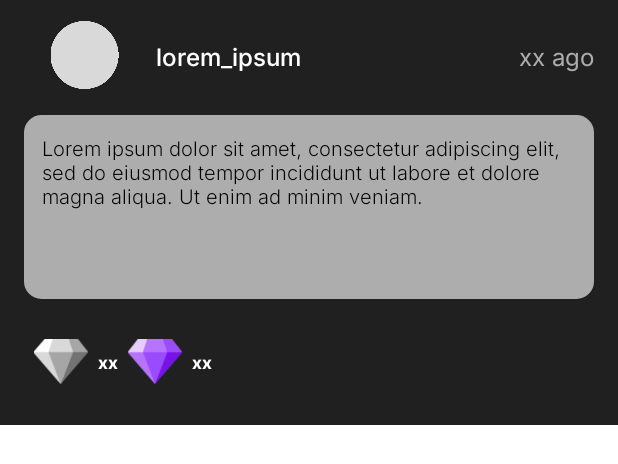
After one commit to itSim04/Bliss, an Android app: the layout text_tweet_item.xml on its own in the app's theme, with its tools: preview values and no code run, on a phone screen of 412 x 824 dp. The commit adds this screen. Shown: the top 464 px of the screen. Run offline under Robolectric (Android 15) with nearby library versions, the phone set to English and light mode, and no system bars.

Commit message:
Designed text tweets

```diff
--- /dev/null
+++ b/Bliss_client/app/src/main/res/font/inter.xml
@@ -0,0 +1,7 @@
+<?xml version="1.0" encoding="utf-8"?>
+<font-family xmlns:app="http://schemas.android.com/apk/res-auto"
+        app:fontProviderAuthority="com.google.android.gms.fonts"
+        app:fontProviderPackage="com.google.android.gms"
+        app:fontProviderQuery="Inter"
+        app:fontProviderCerts="@array/com_google_android_gms_fonts_certs">
+</font-family>
--- a/Bliss_client/app/src/main/res/layout/activity_login.xml
+++ b/Bliss_client/app/src/main/res/layout/activity_login.xml
@@ -166,7 +166,7 @@
         app:layout_constraintGuide_percent="0.56" />
 
     <androidx.constraintlayout.widget.Guideline
-        android:id="@+id/lowerBorder"
+        android:id="@+id/lowerMiddleBorder"
         android:layout_width="wrap_content"
         android:layout_height="wrap_content"
         android:orientation="horizontal"
@@ -183,7 +183,7 @@
         android:id="@+id/noAccountCenter"
         android:layout_width="wrap_content"
         android:layout_height="wrap_content"
-        app:layout_constraintBottom_toTopOf="@+id/lowerBorder"
+        app:layout_constraintBottom_toTopOf="@+id/lowerMiddleBorder"
         app:layout_constraintEnd_toStartOf="@+id/rightBorder"
         app:layout_constraintStart_toStartOf="@+id/leftBorder"
         app:layout_constraintTop_toBottomOf="@+id/signInBtn">
--- a/Bliss_client/app/src/main/res/layout/activity_register.xml
+++ b/Bliss_client/app/src/main/res/layout/activity_register.xml
@@ -337,7 +337,7 @@
         app:layout_constraintGuide_percent="0.83" />
 
     <androidx.constraintlayout.widget.Guideline
-        android:id="@+id/lowerBorder"
+        android:id="@+id/lowerMiddleBorder"
         android:layout_width="wrap_content"
         android:layout_height="wrap_content"
         android:orientation="horizontal"
@@ -365,7 +365,7 @@
         android:id="@+id/noAccountCenter"
         android:layout_width="wrap_content"
         android:layout_height="wrap_content"
-        app:layout_constraintBottom_toTopOf="@+id/lowerBorder"
+        app:layout_constraintBottom_toTopOf="@+id/lowerMiddleBorder"
         app:layout_constraintEnd_toStartOf="@+id/rightBorder"
         app:layout_constraintStart_toStartOf="@+id/leftBorder"
         app:layout_constraintTop_toBottomOf="@+id/signInBtn2">
--- /dev/null
+++ b/Bliss_client/app/src/main/res/layout/text_tweet_item.xml
@@ -0,0 +1,196 @@
+<?xml version="1.0" encoding="utf-8"?>
+<androidx.constraintlayout.widget.ConstraintLayout xmlns:android="http://schemas.android.com/apk/res/android"
+    xmlns:app="http://schemas.android.com/apk/res-auto"
+    xmlns:tools="http://schemas.android.com/tools"
+    android:layout_width="match_parent"
+    android:layout_height="wrap_content"
+    android:background="#202020">
+
+    <androidx.constraintlayout.widget.ConstraintLayout
+        android:id="@+id/likeRetweetsCenter"
+        android:layout_width="0dp"
+        android:layout_height="30dp"
+        android:layout_marginTop="16dp"
+        android:layout_marginBottom="16dp"
+        app:layout_constraintBottom_toBottomOf="parent"
+        app:layout_constraintEnd_toStartOf="@+id/rightBorder"
+        app:layout_constraintHorizontal_bias="0.0"
+        app:layout_constraintStart_toStartOf="@+id/leftBorder"
+        app:layout_constraintTop_toBottomOf="@+id/textView3">
+
+        <androidx.constraintlayout.widget.Guideline
+            android:id="@+id/middleBorder2"
+            android:layout_width="wrap_content"
+            android:layout_height="wrap_content"
+            android:orientation="vertical"
+            app:layout_constraintGuide_percent="0.33" />
+
+        <ImageView
+            android:id="@+id/retweetsLabel"
+            android:layout_width="0dp"
+            android:layout_height="wrap_content"
+            app:layout_constraintBottom_toBottomOf="parent"
+            app:layout_constraintEnd_toStartOf="@+id/retweetsNum"
+            app:layout_constraintStart_toEndOf="@+id/diamondsNum"
+            app:layout_constraintTop_toTopOf="parent"
+            app:srcCompat="@drawable/retweets" />
+
+        <TextView
+            android:id="@+id/retweetsNum"
+            android:layout_width="wrap_content"
+            android:layout_height="wrap_content"
+            android:fontFamily="@font/inter_bold"
+            android:text="xx"
+            android:textColor="#FFFFFF"
+            android:textSize="11sp"
+            app:layout_constraintBottom_toBottomOf="parent"
+            app:layout_constraintEnd_toStartOf="@+id/middleBorder2"
+            app:layout_constraintStart_toEndOf="@+id/retweetsLabel"
+            app:layout_constraintTop_toTopOf="parent" />
+
+        <ImageView
+            android:id="@+id/diamondsLabel"
+            android:layout_width="0dp"
+            android:layout_height="wrap_content"
+            app:layout_constraintBottom_toBottomOf="parent"
+            app:layout_constraintEnd_toStartOf="@+id/diamondsNum"
+            app:layout_constraintStart_toStartOf="parent"
+            app:layout_constraintTop_toTopOf="parent"
+            app:srcCompat="@drawable/diamonds" />
+
+        <TextView
+            android:id="@+id/diamondsNum"
+            android:layout_width="wrap_content"
+            android:layout_height="wrap_content"
+            android:fontFamily="@font/inter_bold"
+            android:text="xx"
+            android:textColor="#FFFFFF"
+            android:textSize="11sp"
+            app:layout_constraintBottom_toBottomOf="parent"
+            app:layout_constraintEnd_toStartOf="@+id/retweetsLabel"
+            app:layout_constraintStart_toEndOf="@+id/diamondsLabel"
+            app:layout_constraintTop_toTopOf="parent" />
+    </androidx.constraintlayout.widget.ConstraintLayout>
+
+    <androidx.constraintlayout.widget.ConstraintLayout
+        android:id="@+id/header"
+        android:layout_width="0dp"
+        android:layout_height="45dp"
+        app:layout_constraintBottom_toTopOf="@+id/upperMiddleBorder"
+        app:layout_constraintEnd_toStartOf="@+id/rightBorder"
+        app:layout_constraintStart_toStartOf="@+id/leftBorder"
+        app:layout_constraintTop_toTopOf="@+id/upperBorder">
+
+        <androidx.constraintlayout.widget.Guideline
+            android:id="@+id/middleBorder"
+            android:layout_width="wrap_content"
+            android:layout_height="wrap_content"
+            android:orientation="vertical"
+            app:layout_constraintGuide_percent="0.48711342" />
+
+        <TextView
+            android:id="@+id/tweetDateText"
+            android:layout_width="wrap_content"
+            android:layout_height="wrap_content"
+            android:fontFamily="@font/inter"
+            android:text="xx ago"
+            android:textColor="#ADADAD"
+            android:textSize="16sp"
+            app:layout_constraintBottom_toBottomOf="parent"
+            app:layout_constraintEnd_toEndOf="parent"
+            app:layout_constraintTop_toTopOf="parent" />
+
+        <androidx.constraintlayout.widget.ConstraintLayout
+            android:id="@+id/userHeader"
+            android:layout_width="0dp"
+            android:layout_height="0dp"
+            app:layout_constraintBottom_toBottomOf="parent"
+            app:layout_constraintEnd_toStartOf="@+id/middleBorder"
+            app:layout_constraintStart_toStartOf="parent"
+            app:layout_constraintTop_toTopOf="parent">
+
+            <ImageView
+                android:id="@+id/imageView2"
+                android:layout_width="0dp"
+                android:layout_height="wrap_content"
+                android:layout_marginEnd="7dp"
+                app:layout_constraintBottom_toBottomOf="parent"
+                app:layout_constraintEnd_toStartOf="@+id/userNameText"
+                app:layout_constraintStart_toStartOf="parent"
+                app:layout_constraintTop_toTopOf="parent"
+                app:srcCompat="@drawable/placeholder_profile_picture" />
+
+            <TextView
+                android:id="@+id/userNameText"
+                android:layout_width="wrap_content"
+                android:layout_height="wrap_content"
+                android:fontFamily="@font/inter_medium"
+                android:text="lorem_ipsum"
+                android:textColor="#FFFFFF"
+                android:textSize="16sp"
+                app:layout_constraintBottom_toBottomOf="parent"
+                app:layout_constraintEnd_toEndOf="parent"
+                app:layout_constraintStart_toEndOf="@+id/imageView2"
+                app:layout_constraintTop_toTopOf="parent" />
+
+        </androidx.constraintlayout.widget.ConstraintLayout>
+    </androidx.constraintlayout.widget.ConstraintLayout>
+
+    <androidx.constraintlayout.widget.Guideline
+        android:id="@+id/upperMiddleBorder"
+        android:layout_width="wrap_content"
+        android:layout_height="wrap_content"
+        android:orientation="horizontal"
+        app:layout_constraintGuide_percent="0.21" />
+
+    <androidx.constraintlayout.widget.Guideline
+        android:id="@+id/upperMiddleMiddleBorder"
+        android:layout_width="wrap_content"
+        android:layout_height="wrap_content"
+        android:orientation="horizontal"
+        app:layout_constraintGuide_percent="0.27" />
+
+    <androidx.constraintlayout.widget.Guideline
+        android:id="@+id/lowerBorder"
+        android:layout_width="wrap_content"
+        android:layout_height="wrap_content"
+        android:orientation="horizontal"
+        app:layout_constraintGuide_percent="0.95" />
+
+    <androidx.constraintlayout.widget.Guideline
+        android:id="@+id/upperBorder"
+        android:layout_width="wrap_content"
+        android:layout_height="wrap_content"
+        android:orientation="horizontal"
+        app:layout_constraintGuide_percent="0.05" />
+
+    <androidx.constraintlayout.widget.Guideline
+        android:id="@+id/leftBorder"
+        android:layout_width="wrap_content"
+        android:layout_height="wrap_content"
+        android:orientation="vertical"
+        app:layout_constraintGuide_begin="16dp" />
+
+    <androidx.constraintlayout.widget.Guideline
+        android:id="@+id/rightBorder"
+        android:layout_width="wrap_content"
+        android:layout_height="wrap_content"
+        android:orientation="vertical"
+        app:layout_constraintGuide_end="16dp" />
+
+    <TextView
+        android:id="@+id/textView3"
+        android:layout_width="0dp"
+        android:layout_height="wrap_content"
+        android:background="@drawable/layout_bg"
+        android:fontFamily="@font/inter_light"
+        android:minLines="6"
+        android:padding="12dp"
+        android:text="Lorem ipsum dolor sit amet, consectetur adipiscing elit, sed do eiusmod tempor incididunt ut labore et dolore magna aliqua. Ut enim ad minim veniam."
+        android:textColor="#000000"
+        android:textSize="13sp"
+        app:layout_constraintEnd_toStartOf="@+id/rightBorder"
+        app:layout_constraintStart_toStartOf="@+id/leftBorder"
+        app:layout_constraintTop_toTopOf="@+id/upperMiddleMiddleBorder" />
+
+</androidx.constraintlayout.widget.ConstraintLayout>
--- a/Bliss_client/app/src/main/res/values/preloaded_fonts.xml
+++ b/Bliss_client/app/src/main/res/values/preloaded_fonts.xml
@@ -1,6 +1,7 @@
 <?xml version="1.0" encoding="utf-8"?>
 <resources>
     <array name="preloaded_fonts" translatable="false">
+        <item>@font/inter</item>
         <item>@font/inter_bold</item>
         <item>@font/inter_light</item>
         <item>@font/inter_medium</item>
```
Also changed, not shown: Bliss_client/app/src/main/res/drawable-v24/diamonds.png (added), Bliss_client/app/src/main/res/drawable-v24/placeholder_profile_picture.png (added), Bliss_client/app/src/main/res/drawable-v24/retweets.png (added).
